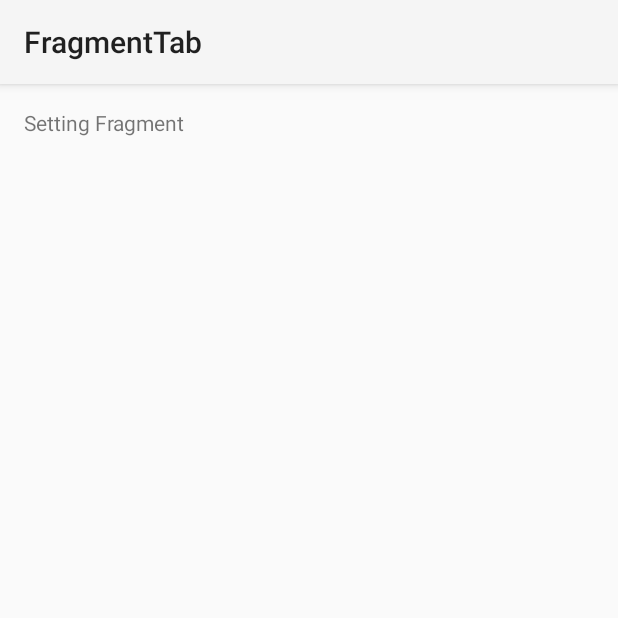
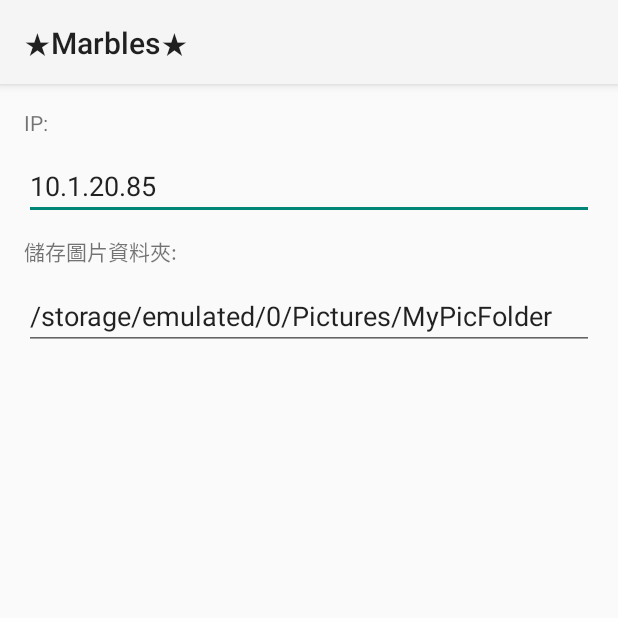
Before and after one commit to hs9021401/FragmentTab, an Android app: the fragment SettingFrag shown on its own in the app's theme, on a phone screen of 412 x 824 dp, the top half of it. Run offline under Robolectric (Android 15) with nearby library versions, the phone set to English and light mode, and no system bars.

Commit message:
控制Marbles&下載
可以和Marbles進行HTTP通訊:
(1) 下Command, Get圖片 。
(2) 導入SharePreferences。

```diff
--- a/app/src/main/java/com/foxlinkimage/alex/fragmenttab/SettingFrag.java
+++ b/app/src/main/java/com/foxlinkimage/alex/fragmenttab/SettingFrag.java
@@ -1,16 +1,20 @@
 package com.foxlinkimage.alex.fragmenttab;
 
+import android.content.SharedPreferences;
 import android.os.Bundle;
 import android.support.annotation.Nullable;
 import android.support.v4.app.Fragment;
 import android.view.LayoutInflater;
 import android.view.View;
 import android.view.ViewGroup;
+import android.widget.EditText;
 
 /**
  * Created by Alex on 2015/3/11.
  */
 public class SettingFrag extends Fragment {
+    SharedPreferences spDefaultSetting;
+    EditText edtIP, edtRootFolder;
     public SettingFrag()
     {}
 
@@ -19,4 +23,27 @@ public class SettingFrag extends Fragment {
         View rootView = inflater.inflate(R.layout.fragment_setting,container,false);
         return rootView;
     }
+
+    @Override
+    public void onViewCreated(View view, @Nullable Bundle savedInstanceState) {
+        super.onViewCreated(view, savedInstanceState);
+        spDefaultSetting = getActivity().getSharedPreferences("SETTINGS", 0);
+        edtIP = (EditText)view.findViewById(R.id.IP);
+        edtRootFolder = (EditText)view.findViewById(R.id.RootFolder);
+
+        //當lose focus時把information存入SharedPreference
+        edtIP.setOnFocusChangeListener(new View.OnFocusChangeListener() {
+            @Override
+            public void onFocusChange(View v, boolean hasFocus) {
+
+            }
+        });
+
+        edtRootFolder.setOnFocusChangeListener(new View.OnFocusChangeListener() {
+            @Override
+            public void onFocusChange(View v, boolean hasFocus) {
+
+            }
+        });
+    }
 }
--- a/app/src/main/res/layout/fragment_setting.xml
+++ b/app/src/main/res/layout/fragment_setting.xml
@@ -7,11 +7,30 @@
     android:orientation="vertical"
     tools:context=".MainActivity$PlaceholderFragment">
 
+
     <TextView
         android:layout_width="wrap_content"
         android:layout_height="wrap_content"
-        android:text="Setting Fragment"
-        />
+        android:text="IP: "/>
 
+    <EditText
+        android:id="@+id/IP"
+        android:text="10.1.20.85"
+        android:layout_marginTop="10dp"
+        android:layout_width="match_parent"
+        android:layout_height="wrap_content" />
+
+    <TextView
+        android:layout_marginTop="10dp"
+        android:layout_width="wrap_content"
+        android:layout_height="wrap_content"
+        android:text="儲存圖片資料夾: "/>
+
+    <EditText
+        android:id="@+id/RootFolder"
+        android:text="/storage/emulated/0/Pictures/MyPicFolder"
+        android:layout_marginTop="10dp"
+        android:layout_width="match_parent"
+        android:layout_height="wrap_content" />
 
 </LinearLayout>
--- a/app/src/main/res/layout/menu_multi.xml
+++ b/app/src/main/res/layout/menu_multi.xml
@@ -6,21 +6,21 @@
     <Button
         android:layout_width="0dp"
         android:layout_height="match_parent"
-        android:text="Scan"
+        android:text="@string/scan"
         android:id="@+id/MenuBtnScan"
         android:layout_weight="1" />
 
     <Button
         android:layout_width="0dp"
         android:layout_height="match_parent"
-        android:text="Folder"
+        android:text="@string/folder"
         android:id="@+id/MenuBtnFolder"
         android:layout_weight="1" />
 
     <Button
         android:layout_width="0dp"
         android:layout_height="match_parent"
-        android:text="Setting"
+        android:text="@string/settings"
         android:id="@+id/MenuBtnSetting"
         android:layout_weight="1" />
 </LinearLayout>
```
Also changed, not shown: app/src/main/java/com/foxlinkimage/alex/fragmenttab/FileBaseAdapter.java (+23 -24 lines), app/src/main/java/com/foxlinkimage/alex/fragmenttab/FolderFrag.java (+9 -6 lines), app/src/main/java/com/foxlinkimage/alex/fragmenttab/MainActivity.java (+14 -0 lines), app/src/main/java/com/foxlinkimage/alex/fragmenttab/ScanFrag.java (+192 -84 lines), app/src/main/res/layout/fragment_scan.xml (+38 -15 lines), app/src/main/res/values/strings.xml (+5 -2 lines).
